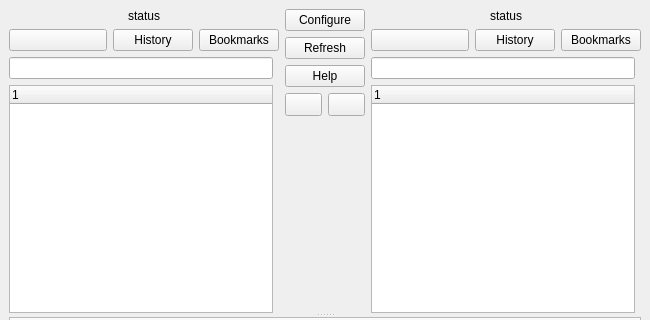
This is src/mainwin.ui in suncore/dflynav as Qt 5 draws it before an edit; both pictures show x 0 to 650 and y 0 to 320 of the 650 by 544 pixel window. The edited form follows.
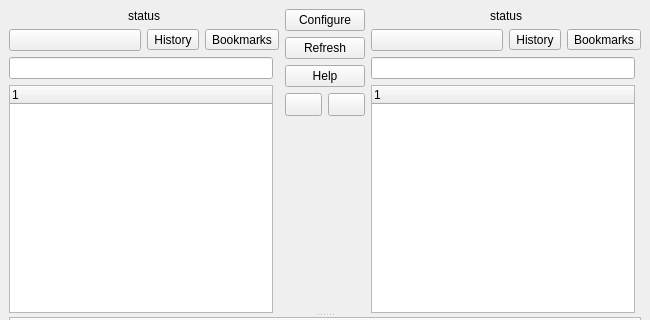
This is the edited form.

Diff of the .ui file:
```diff
--- a/src/mainwin.ui
+++ b/src/mainwin.ui
@@ -40,29 +40,29 @@
              </widget>
             </item>
             <item>
-             <widget class="QPushButton" name="left_history">
-              <property name="sizePolicy">
-               <sizepolicy hsizetype="Minimum" vsizetype="Preferred">
-                <horstretch>0</horstretch>
-                <verstretch>0</verstretch>
-               </sizepolicy>
-              </property>
+             <widget class="QToolButton" name="left_history">
               <property name="text">
                <string>History</string>
               </property>
+              <property name="popupMode">
+               <enum>QToolButton::InstantPopup</enum>
+              </property>
+              <property name="toolButtonStyle">
+               <enum>Qt::ToolButtonTextOnly</enum>
+              </property>
              </widget>
             </item>
             <item>
-             <widget class="QPushButton" name="left_bookmarks">
-              <property name="sizePolicy">
-               <sizepolicy hsizetype="Minimum" vsizetype="Preferred">
-                <horstretch>0</horstretch>
-                <verstretch>0</verstretch>
-               </sizepolicy>
-              </property>
+             <widget class="QToolButton" name="left_bookmarks">
               <property name="text">
                <string>Bookmarks</string>
               </property>
+              <property name="popupMode">
+               <enum>QToolButton::InstantPopup</enum>
+              </property>
+              <property name="toolButtonStyle">
+               <enum>Qt::ToolButtonTextOnly</enum>
+              </property>
              </widget>
             </item>
            </layout>
@@ -210,29 +210,29 @@
              </widget>
             </item>
             <item>
-             <widget class="QPushButton" name="right_history">
-              <property name="sizePolicy">
-               <sizepolicy hsizetype="Minimum" vsizetype="Preferred">
-                <horstretch>0</horstretch>
-                <verstretch>0</verstretch>
-               </sizepolicy>
-              </property>
+             <widget class="QToolButton" name="right_history">
               <property name="text">
                <string>History</string>
               </property>
+              <property name="popupMode">
+               <enum>QToolButton::InstantPopup</enum>
+              </property>
+              <property name="toolButtonStyle">
+               <enum>Qt::ToolButtonTextOnly</enum>
+              </property>
              </widget>
             </item>
             <item>
-             <widget class="QPushButton" name="right_bookmarks">
-              <property name="sizePolicy">
-               <sizepolicy hsizetype="Minimum" vsizetype="Preferred">
-                <horstretch>0</horstretch>
-                <verstretch>0</verstretch>
-               </sizepolicy>
-              </property>
+             <widget class="QToolButton" name="right_bookmarks">
               <property name="text">
                <string>Bookmarks</string>
               </property>
+              <property name="popupMode">
+               <enum>QToolButton::InstantPopup</enum>
+              </property>
+              <property name="toolButtonStyle">
+               <enum>Qt::ToolButtonTextOnly</enum>
+              </property>
              </widget>
             </item>
            </layout>
```
